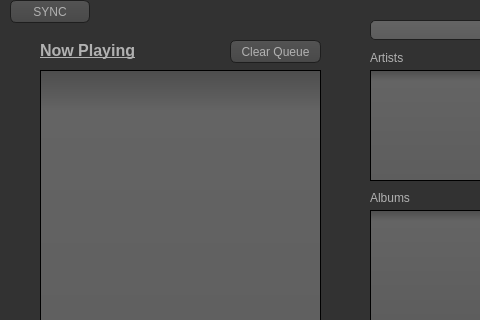
nightfire8199/project-hermes, file ui1.ui: the form before one commit; both pictures show x 0 to 480 and y 0 to 320 of the 823 by 624 pixel window.
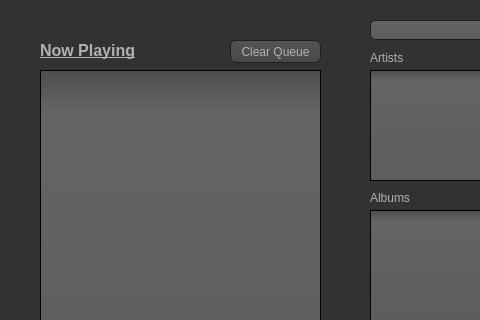
The form after the commit. Icons and pictures are not drawn.

```diff
--- a/ui1.ui
+++ b/ui1.ui
@@ -648,19 +648,6 @@
      <string>Artists</string>
     </property>
    </widget>
-   <widget class="QPushButton" name="syncButton">
-    <property name="geometry">
-     <rect>
-      <x>10</x>
-      <y>0</y>
-      <width>80</width>
-      <height>23</height>
-     </rect>
-    </property>
-    <property name="text">
-     <string>SYNC</string>
-    </property>
-   </widget>
    <widget class="QPushButton" name="playpauseButton">
     <property name="geometry">
      <rect>
```
